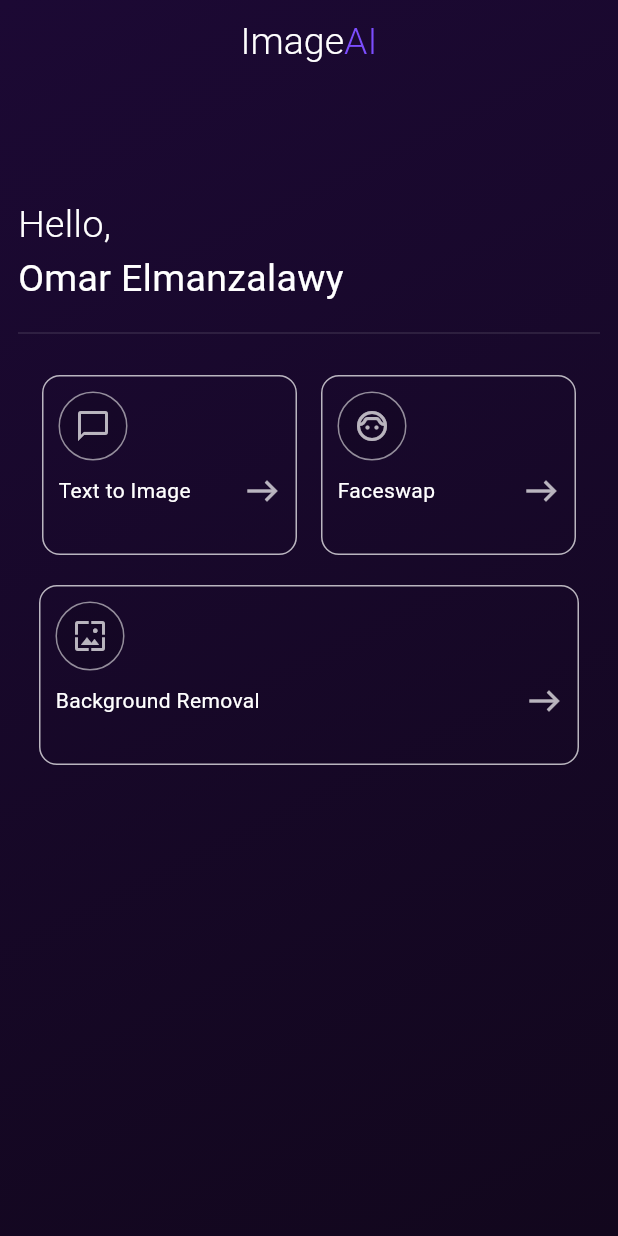
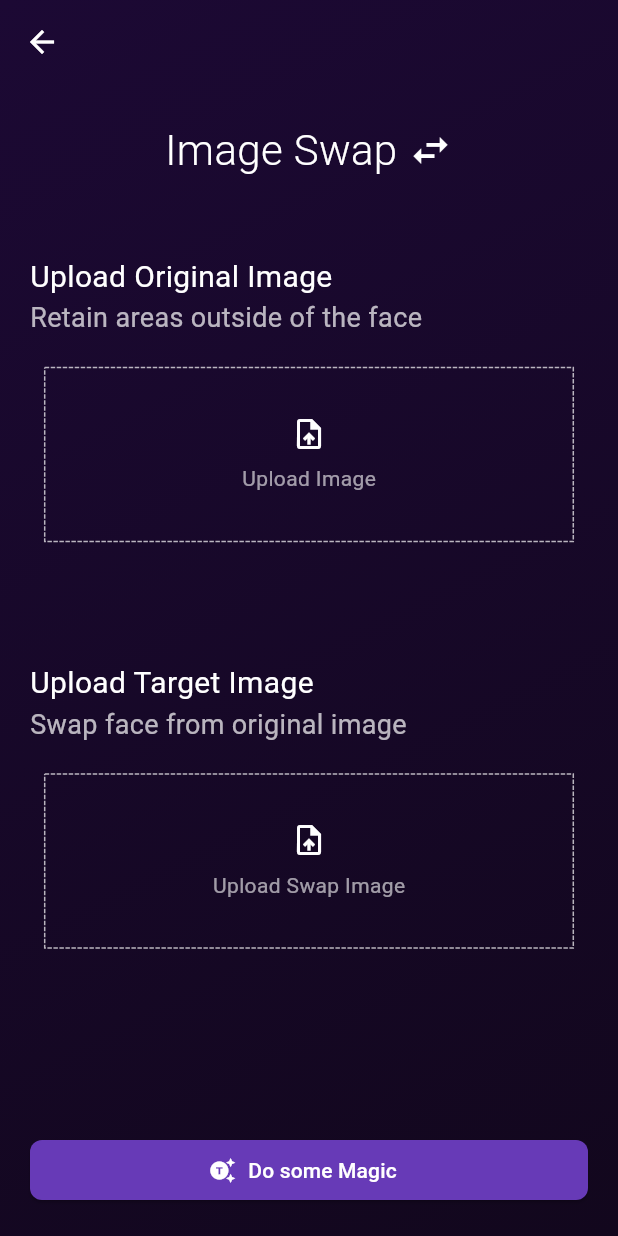
Before and after one commit to OmarElmanzalawy/image_generator_bloc, a Flutter app: the screen it shows after launch, after a tap on "Faceswap", on a phone screen of 412 x 824 dp. Run offline on Flutter 3.47's test engine with Material 3 defaults, Android fonts, the light colour scheme and no system bars; drawn by our look-alikes of dotted_border; our stand-ins replace animated_text_kit, bloc, dio, flutter_bloc, flutter_dotenv, lottie.

Commit message:
finished faceswap UI

```diff
--- a/lib/feature/constants/app_styles.dart
+++ b/lib/feature/constants/app_styles.dart
@@ -1,5 +1,9 @@
+import 'package:flutter/material.dart';
+
 class AppStyles {
 
-
-
+static const TextStyle lightHeaderStyle = TextStyle(fontSize: 25,fontWeight: FontWeight.w300);
+static const TextStyle normalHeaderStyle = TextStyle(fontSize: 25,fontWeight: FontWeight.w400);
+static const TextStyle biggersubitileStyle = TextStyle(color: Colors.white60,fontSize: 14);
+static const TextStyle subtitileStyle = TextStyle(color: Colors.white60,fontSize: 12);
 }
--- /dev/null
+++ b/lib/feature/pages/faceswap/bloc/faceswap_bloc.dart
@@ -0,0 +1,20 @@
+import 'dart:async';
+
+import 'package:bloc/bloc.dart';
+import 'package:meta/meta.dart';
+
+part 'faceswap_event.dart';
+part 'faceswap_state.dart';
+
+class FaceswapBloc extends Bloc<FaceswapEvent, FaceswapState> {
+  FaceswapBloc() : super(FaceswapInitial()) {
+    on<TargetImageClickedEvent>(targetImageClickedEvent);
+    on<SourceImageClickedEvent>(sourceImageClickedEvent);
+  }
+
+  FutureOr<void> targetImageClickedEvent(TargetImageClickedEvent event, Emitter<FaceswapState> emit) {
+  }
+
+  FutureOr<void> sourceImageClickedEvent(SourceImageClickedEvent event, Emitter<FaceswapState> emit) {
+  }
+}
--- /dev/null
+++ b/lib/feature/pages/faceswap/bloc/faceswap_event.dart
@@ -0,0 +1,10 @@
+part of 'faceswap_bloc.dart';
+
+@immutable
+sealed class FaceswapEvent {}
+
+final class SourceImageClickedEvent extends FaceswapEvent{}
+
+final class TargetImageClickedEvent extends FaceswapEvent{}
+
+final class FaceswapGenerateButtonClickEvent extends FaceswapBloc{}
--- /dev/null
+++ b/lib/feature/pages/faceswap/bloc/faceswap_state.dart
@@ -0,0 +1,13 @@
+part of 'faceswap_bloc.dart';
+
+@immutable
+sealed class FaceswapState {}
+
+final class FaceswapInitial extends FaceswapState {}
+
+final class FaceswapImageSelectedState extends FaceswapState{
+  final String? targetImagePath;
+  final String? sourceImagePath;
+
+  FaceswapImageSelectedState({this.targetImagePath,this.sourceImagePath});
+}
--- /dev/null
+++ b/lib/feature/pages/faceswap/ui/faceswap_screen.dart
@@ -0,0 +1,100 @@
+import 'package:flutter/material.dart';
+import 'package:image_generator_bloc/feature/constants/app_styles.dart';
+import 'package:image_generator_bloc/feature/pages/faceswap/ui/widgets/upload_image_card.dart';
+import 'package:image_generator_bloc/feature/pages/prompt/ui/widgets/icon_action_button.dart';
+
+class FaceswapScreen extends StatelessWidget {
+  const FaceswapScreen({super.key});
+
+  @override
+  Widget build(BuildContext context) {
+    return Scaffold(
+      extendBodyBehindAppBar: true,
+      appBar: AppBar(backgroundColor: Colors.transparent),
+      body: Stack(
+        children: [
+          Container(
+            decoration: BoxDecoration(
+              gradient: LinearGradient(
+                begin: Alignment.topLeft,
+                end: Alignment.bottomRight,
+                colors: [
+                  Theme.of(context).colorScheme.primary,
+                  Theme.of(context).colorScheme.secondary,
+                ],
+              ),
+            ),
+          ),
+          Padding(
+            padding: const EdgeInsets.all(20.0),
+            child: Column(
+              mainAxisAlignment: MainAxisAlignment.start,
+              crossAxisAlignment: CrossAxisAlignment.start,
+              children: [
+                const SizedBox(height: 60),
+                Row(
+                  mainAxisAlignment: MainAxisAlignment.center,
+                  children: [
+                    Text(
+                      "Image Swap ",
+                      style: TextStyle(
+                        fontSize: 28,
+                        fontWeight: FontWeight.w300,
+                      ),
+                    ),
+                    Icon(Icons.swap_horiz, size: 30),
+                  ],
+                ),
+                const SizedBox(height: 50),
+                Text(
+                  'Upload Original Image',
+                  style: AppStyles.normalHeaderStyle.copyWith(fontSize: 20),
+                ),
+                Text(
+                  'Retain areas outside of the face',
+                  style: AppStyles.normalHeaderStyle.copyWith(
+                    fontSize: 18,
+                    color: Colors.white70,
+                  ),
+                ),
+                const SizedBox(height: 20),
+                Align(alignment: Alignment.center, child: UploadImageCard()),
+                const SizedBox(height: 80),
+                Text(
+                  'Upload Target Image',
+                  style: AppStyles.normalHeaderStyle.copyWith(fontSize: 20),
+                ),
+                Text(
+                  'Swap face from original image',
+                  style: AppStyles.normalHeaderStyle.copyWith(
+                    fontSize: 18,
+                    color: Colors.white70,
+                  ),
+                ),
+                const SizedBox(height: 20),
+                Align(
+                  alignment: Alignment.center,
+                  child: UploadImageCard(
+                    // icon: Icons.image,
+                    text: 'Upload Swap Image',
+                  ),
+                ),
+                const SizedBox(height: 60),
+                Spacer(),
+                SizedBox(
+                  width: double.maxFinite,
+                  child: IconActionButton(
+                    title: 'Do some Magic',
+                    icon: Icons.generating_tokens,
+                    foregroundColor: Colors.white,
+                    iconColor: Colors.white,
+                  ),
+                ),
+              ],
+            ),
+          ),
+        ],
+      ),
+    );
+  }
+}
--- /dev/null
+++ b/lib/feature/pages/faceswap/ui/widgets/upload_image_card.dart
@@ -0,0 +1,35 @@
+import 'package:dotted_border/dotted_border.dart';
+import 'package:flutter/material.dart';
+import 'package:image_generator_bloc/feature/constants/app_styles.dart';
+
+class UploadImageCard extends StatelessWidget {
+  const UploadImageCard({super.key, this.icon, this.text});
+  final IconData? icon;
+  final String? text;
+
+  @override
+  Widget build(BuildContext context) {
+    final Size size = MediaQuery.sizeOf(context);
+    return GestureDetector(
+      onTap: (){
+        print('Upload image');
+      },
+      child: DottedBorder(
+        color: Colors.white70,
+        child: Padding(
+          padding: const EdgeInsets.all(30.0),
+          child: Container(
+            width: size.width * 0.7,
+            child: Column(
+              children: [
+                Icon(icon ?? Icons.upload_file),
+                const SizedBox(height: 8,),
+                Text(text ?? 'Upload Image',style: AppStyles.biggersubitileStyle,)
+              ],
+            )
+          ),
+        ),
+      ),
+    );
+  }
+}
--- a/lib/feature/pages/home/ui/home_screen.dart
+++ b/lib/feature/pages/home/ui/home_screen.dart
@@ -67,7 +67,7 @@ class HomeScreen extends StatelessWidget {
                   ),
                   ModeCard(
                     name: 'Faceswap',
-                    // routePath: '/createPrompt',
+                    routePath: '/faceswap',
                     icon: Icons.face_6_outlined,
                   ),
                 ],
--- /dev/null
+++ b/lib/feature/pages/prompt/ui/widgets/icon_action_button.dart
@@ -0,0 +1,47 @@
+import 'package:flutter/material.dart';
+
+class IconActionButton extends StatelessWidget {
+  const IconActionButton({
+    super.key,
+    this.backgroundColor,
+    this.borderRadius,
+    this.onpressed,
+    required this.title,
+    required this.icon,
+    this.foregroundColor,
+    this.iconColor,
+  });
+
+  final Color? backgroundColor;
+  final double? borderRadius;
+  final VoidCallback? onpressed;
+  final String title;
+  final IconData icon;
+  final Color? foregroundColor;
+  final Color? iconColor;
+
+  @override
+  Widget build(BuildContext context) {
+    return ElevatedButton.icon(
+      style: ButtonStyle(
+        shape: WidgetStatePropertyAll(
+          RoundedRectangleBorder(
+            borderRadius: BorderRadius.circular(borderRadius ?? 8),
+          ),
+        ),
+        backgroundColor: WidgetStatePropertyAll(
+          backgroundColor ?? Colors.deepPurple,
+        ),
+        foregroundColor: WidgetStatePropertyAll(foregroundColor),
+        iconColor: WidgetStatePropertyAll(iconColor),
+      ),
+      onPressed:
+          onpressed ??
+          () {
+            // await ApiRepo.generateImage(_promptController.text);
+          },
+      icon: Icon(icon),
+      label: Text(title),
+    );
+  }
+}
--- a/lib/main.dart
+++ b/lib/main.dart
@@ -1,6 +1,7 @@
 import 'package:flutter/material.dart';
 import 'package:flutter/services.dart';
 import 'package:flutter_dotenv/flutter_dotenv.dart';
+import 'package:image_generator_bloc/feature/pages/faceswap/ui/faceswap_screen.dart';
 import 'package:image_generator_bloc/feature/pages/home/ui/home_screen.dart';
 import 'package:image_generator_bloc/feature/pages/prompt/ui/create_prompt_screen.dart';
 
@@ -40,6 +41,7 @@ class MainApp extends StatelessWidget {
       routes: {
         '/createPrompt':  (context) => CreatePromptScreen(),
         '/home': (context) => HomeScreen(),
+        '/faceswap': (context) => FaceswapScreen(),
       }
     );
   }
--- a/pubspec.yaml
+++ b/pubspec.yaml
@@ -15,6 +15,8 @@ dependencies:
   dio: ^5.7.0
   lottie: ^3.3.1
   animated_text_kit: ^4.2.2
+  dotted_border: ^2.1.0
+  image_picker: ^1.1.2
 
 dev_dependencies:
   flutter_test:
```
Also changed, not shown: 5 other files.
